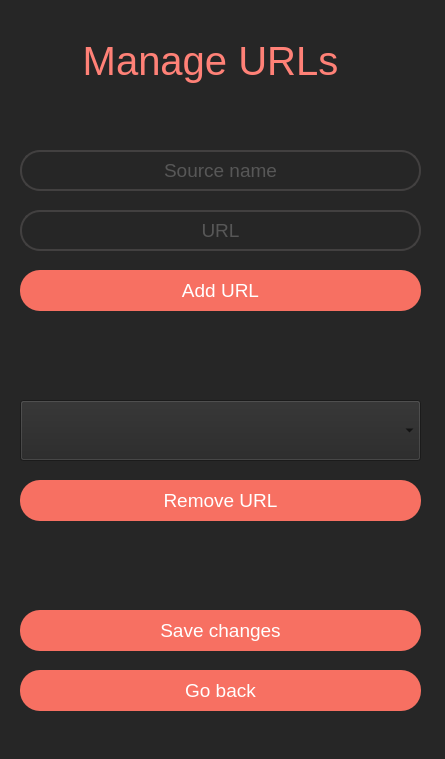
Pawlis123/projekt-front, file manageUrls.ui: the form before one commit.
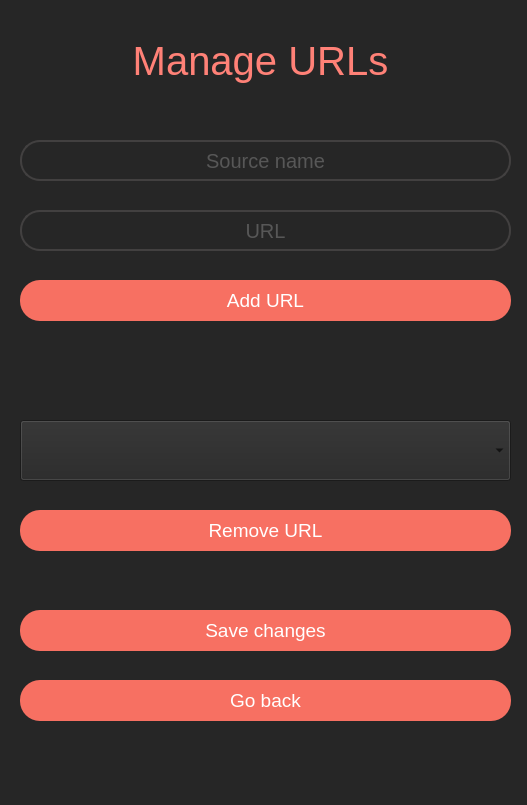
The form after the commit.

```diff
--- a/manageUrls.ui
+++ b/manageUrls.ui
@@ -6,8 +6,8 @@
    <rect>
     <x>0</x>
     <y>0</y>
-    <width>445</width>
-    <height>759</height>
+    <width>527</width>
+    <height>805</height>
    </rect>
   </property>
   <property name="windowTitle">
@@ -20,7 +20,7 @@
    <widget class="QLabel" name="label">
     <property name="geometry">
      <rect>
-      <x>80</x>
+      <x>130</x>
       <y>30</y>
       <width>261</width>
       <height>61</height>
@@ -48,8 +48,8 @@
     <property name="geometry">
      <rect>
       <x>20</x>
-      <y>400</y>
-      <width>401</width>
+      <y>420</y>
+      <width>491</width>
       <height>61</height>
      </rect>
     </property>
@@ -58,15 +58,20 @@
     <property name="geometry">
      <rect>
       <x>20</x>
-      <y>150</y>
-      <width>401</width>
+      <y>140</y>
+      <width>491</width>
       <height>41</height>
      </rect>
     </property>
+    <property name="font">
+     <font>
+      <pointsize>15</pointsize>
+     </font>
+    </property>
     <property name="styleSheet">
      <string notr="true">border-radius: 20px;
 border: 2px solid rgb(66, 64, 64);
-font-size:14pt;
+font-size:15pt;
 color: 	rgb(136,136,136);
 text-align: center;
 </string>
@@ -83,14 +88,14 @@
      <rect>
       <x>20</x>
       <y>210</y>
-      <width>401</width>
+      <width>491</width>
       <height>41</height>
      </rect>
     </property>
     <property name="styleSheet">
      <string notr="true">border-radius: 20px;
 border: 2px solid rgb(66, 64, 64);
-font-size:14pt;
+font-size:15pt;
 color: 	rgb(136,136,136);
 text-align: center;
 </string>
@@ -109,8 +114,8 @@
     <property name="geometry">
      <rect>
       <x>20</x>
-      <y>270</y>
-      <width>401</width>
+      <y>280</y>
+      <width>491</width>
       <height>41</height>
      </rect>
     </property>
@@ -132,8 +137,8 @@
     <property name="geometry">
      <rect>
       <x>20</x>
-      <y>480</y>
-      <width>401</width>
+      <y>510</y>
+      <width>491</width>
       <height>41</height>
      </rect>
     </property>
@@ -155,8 +160,8 @@
     <property name="geometry">
      <rect>
       <x>20</x>
-      <y>670</y>
-      <width>401</width>
+      <y>680</y>
+      <width>491</width>
       <height>41</height>
      </rect>
     </property>
@@ -178,8 +183,8 @@
     <property name="geometry">
      <rect>
       <x>20</x>
-      <y>340</y>
-      <width>411</width>
+      <y>350</y>
+      <width>491</width>
       <height>41</height>
      </rect>
     </property>
@@ -199,7 +204,7 @@
      <rect>
       <x>20</x>
       <y>610</y>
-      <width>401</width>
+      <width>491</width>
       <height>41</height>
      </rect>
     </property>
```
Left out of the diff: 2 changed lines with no effect on the pictures.
